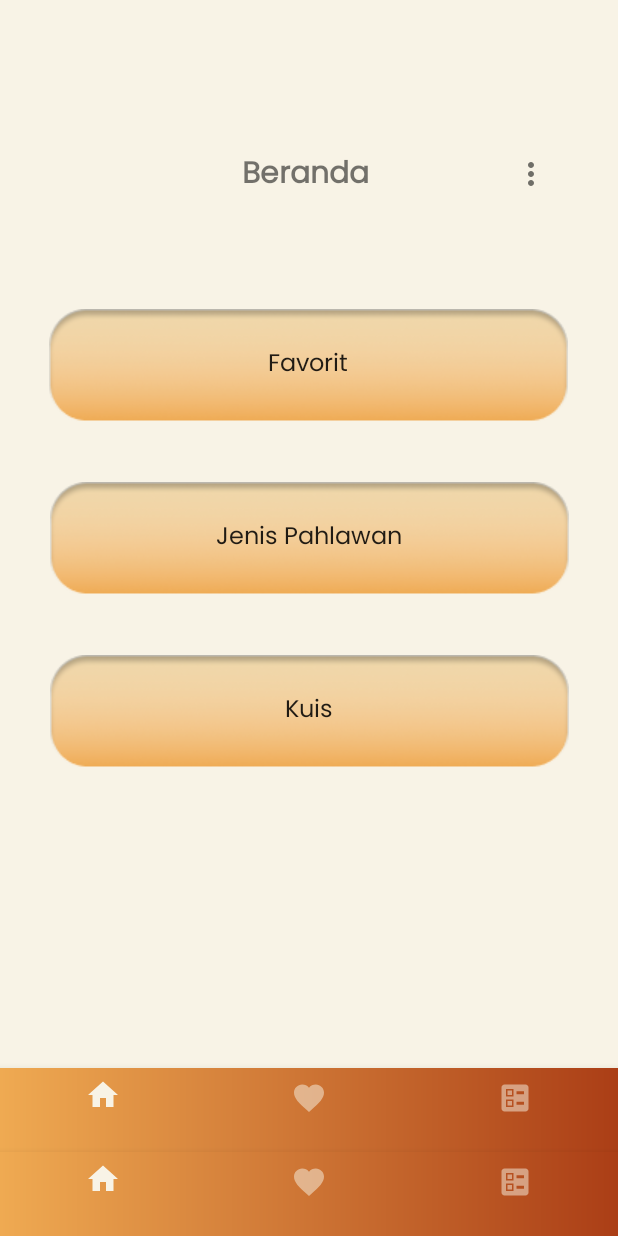
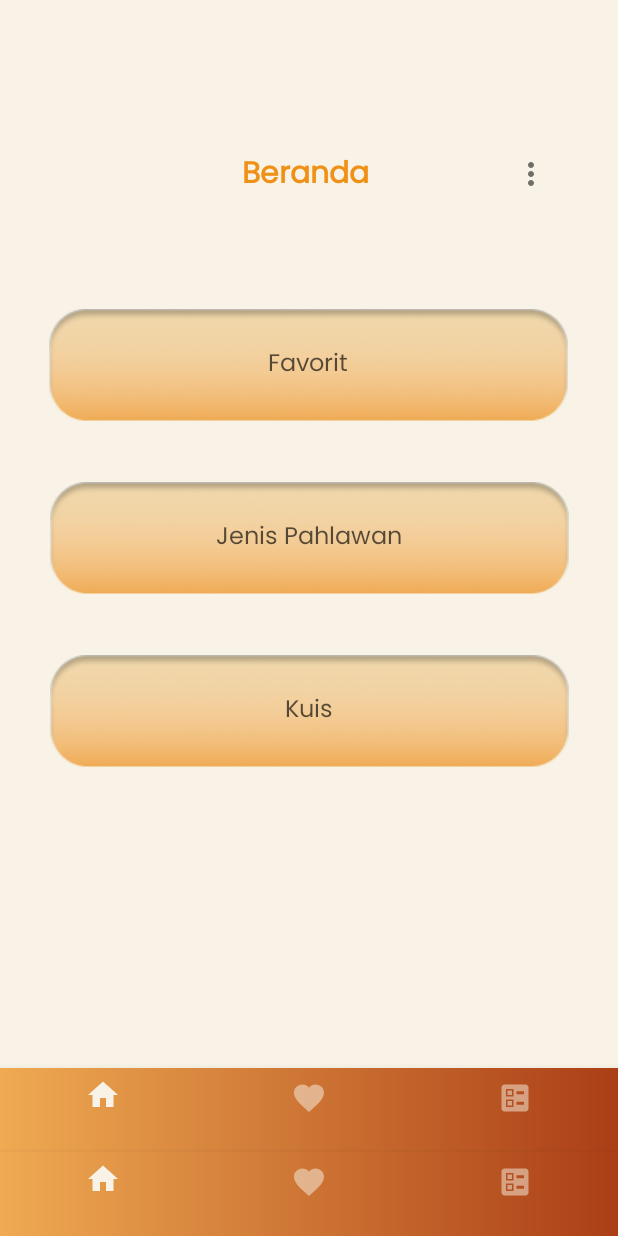
Before and after one commit to christiansiahaann/Pedjoeang, an Android app: the screen it shows after launch (MainActivity), on a phone screen of 412 x 824 dp. Run offline under Robolectric (Android 15) with nearby library versions, the phone set to English and light mode, and no system bars; our stand-ins replace navigation-ui; plain views replace GradientTextView.

Commit message:
bagusin desain beranda.xml

```diff
--- a/app/src/main/java/com/prakpapb2/intro1/FragmentHome.java
+++ b/app/src/main/java/com/prakpapb2/intro1/FragmentHome.java
@@ -52,9 +52,9 @@ public class FragmentHome extends Fragment implements androidx.appcompat.widget.
         butt3.setOnClickListener(new View.OnClickListener() {
             @Override
             public void onClick(View v) {
-                replaceFragment(new FragmentKuis());
-            }
-        });
+                        replaceFragment(new FragmentKuis());
+                    }
+                });
     }
     public  void showPopup(View v) {
         PopupMenu popup = new PopupMenu(getContext(), v);
--- a/app/src/main/res/layout/beranda.xml
+++ b/app/src/main/res/layout/beranda.xml
@@ -65,6 +65,7 @@
         android:textAllCaps="false"
         android:fontFamily="@font/poppins"
         android:textSize="16sp"
+        android:textColor="#A6000000"
         />
 
     <Button
@@ -82,7 +83,8 @@
         tools:ignore="MissingConstraints"
         android:textAllCaps="false"
         android:fontFamily="@font/poppins"
-        android:textSize="16sp"/>
+        android:textSize="16sp"
+        android:textColor="#A6000000"/>
 
     <Button
         android:id="@+id/button3"
@@ -99,7 +101,8 @@
         tools:ignore="MissingConstraints"
         android:textAllCaps="false"
         android:fontFamily="@font/poppins"
-        android:textSize="16sp"/>
+        android:textSize="16sp"
+        android:textColor="#A6000000"/>
 
     <com.google.android.material.bottomnavigation.BottomNavigationView
         android:id="@+id/bottom_navigation_menu"
--- a/app/src/main/res/menu/menu_main.xml
+++ b/app/src/main/res/menu/menu_main.xml
@@ -15,5 +15,5 @@
         android:id="@+id/action_language"
         android:orderInCategory="101"
         android:title="@string/language"
-        />
+        android:background="#F09117" />
 </menu>
--- a/app/src/main/res/values/colors.xml
+++ b/app/src/main/res/values/colors.xml
@@ -14,4 +14,6 @@
     <color name="rust">#AB3E16</color>
 
 
+
+
 </resources>
--- a/app/src/main/res/values/styles.xml
+++ b/app/src/main/res/values/styles.xml
@@ -5,6 +5,7 @@
         <item name="colorPrimary">@color/colorPrimary</item>
         <item name="colorPrimaryDark">@color/colorPrimaryDark</item>
         <item name="colorAccent">@color/colorAccent</item>
+        <item name="android:textColor">#F09117</item>
     </style>
 
 </resources>
```
Also changed, not shown: app/src/main/java/com/prakpapb2/intro1/MainActivity.java (+8 -3 lines).
